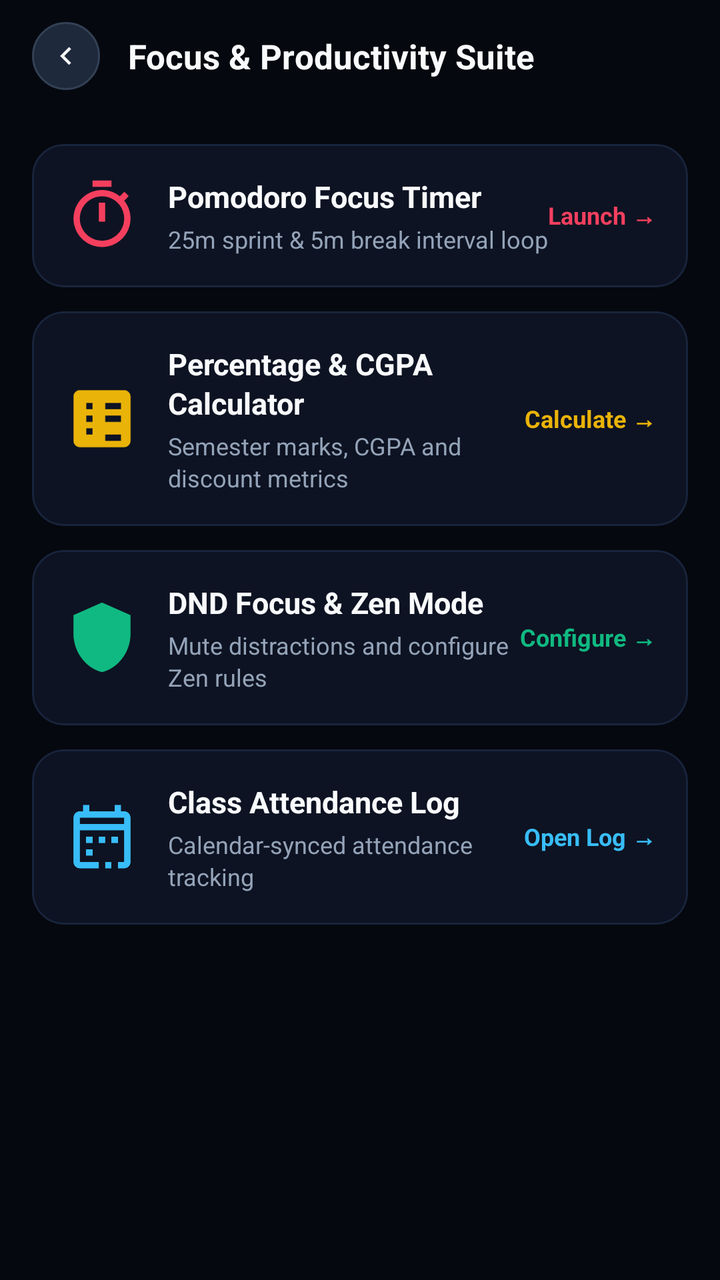
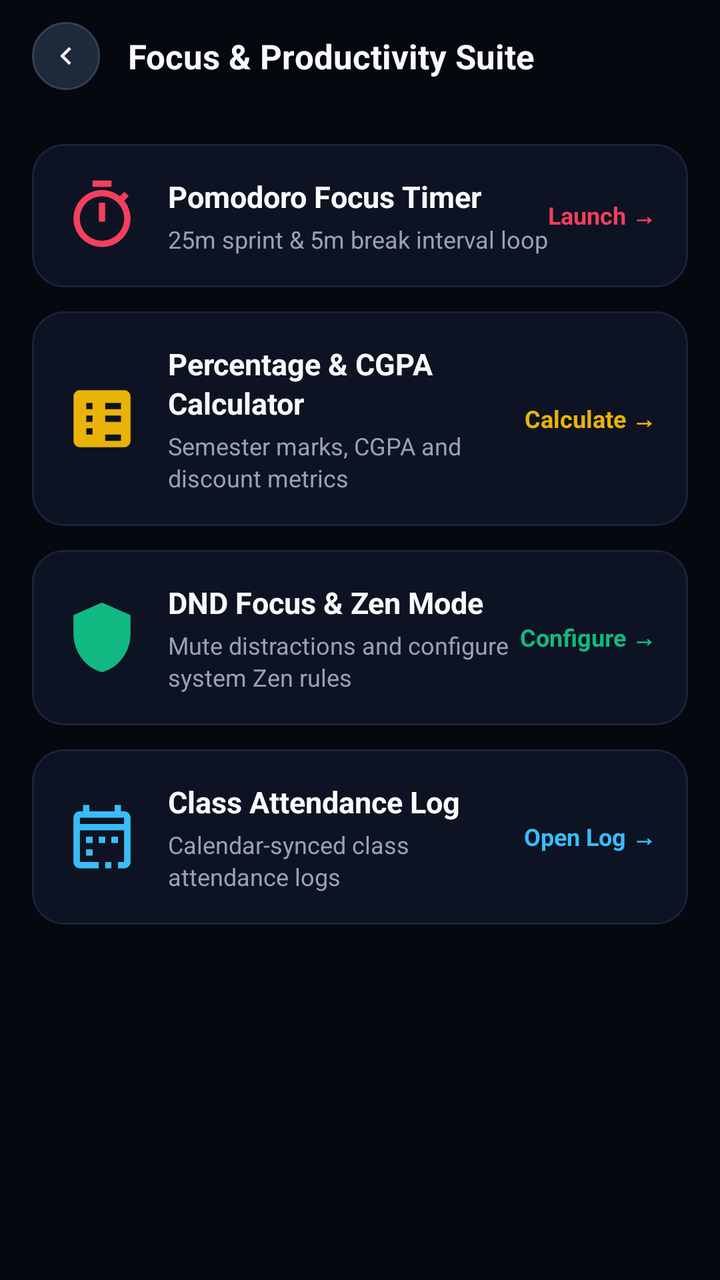

Before-and-after screenshots of an Android layout around one commit, followed by the original layout XML and the change that was made.
<!-- AndroidManifest.xml: activity theme Theme.DuoRhythm -->
<!-- res/layout/activity_focus_suite.xml -->
<?xml version="1.0" encoding="utf-8"?>
<LinearLayout xmlns:android="http://schemas.android.com/apk/res/android"
    xmlns:app="http://schemas.android.com/apk/res-auto"
    android:layout_width="match_parent"
    android:layout_height="match_parent"
    android:background="#06080F"
    android:orientation="vertical">

    <LinearLayout
        android:layout_width="match_parent"
        android:layout_height="56dp"
        android:gravity="center_vertical"
        android:orientation="horizontal"
        android:paddingHorizontal="16dp">

        <ImageView
            android:id="@+id/btnBackFocus"
            android:layout_width="34dp"
            android:layout_height="34dp"
            android:background="@drawable/bg_circle_button_dark"
            android:contentDescription="Back"
            android:padding="8dp"
            android:src="@drawable/ic_chevron_left"
            app:tint="#F8FAFC" />

        <TextView
            android:layout_width="wrap_content"
            android:layout_height="wrap_content"
            android:layout_marginStart="14dp"
            android:text="Focus &amp; Productivity Suite"
            android:textColor="#F8FAFC"
            android:textSize="17sp"
            android:textStyle="bold" />
    </LinearLayout>

    <ScrollView
        android:layout_width="match_parent"
        android:layout_height="0dp"
        android:layout_weight="1"
        android:padding="16dp">

        <LinearLayout
            android:layout_width="match_parent"
            android:layout_height="wrap_content"
            android:orientation="vertical">

            
            <com.google.android.material.card.MaterialCardView
                android:id="@+id/cardPomodoroLaunch"
                android:layout_width="match_parent"
                android:layout_height="wrap_content"
                android:layout_marginBottom="12dp"
                app:cardBackgroundColor="#0D1322"
                app:cardCornerRadius="16dp"
                app:cardElevation="0dp"
                app:strokeColor="#18243C"
                app:strokeWidth="1dp">

                <LinearLayout
                    android:layout_width="match_parent"
                    android:layout_height="wrap_content"
                    android:gravity="center_vertical"
                    android:orientation="horizontal"
                    android:padding="16dp">

                    <ImageView
                        android:layout_width="38dp"
                        android:layout_height="38dp"
                        android:src="@drawable/ic_timer"
                        app:tint="#F43F5E" />

                    <LinearLayout
                        android:layout_width="0dp"
                        android:layout_height="wrap_content"
                        android:layout_marginStart="14dp"
                        android:layout_weight="1"
                        android:orientation="vertical">

                        <TextView
                            android:layout_width="wrap_content"
                            android:layout_height="wrap_content"
                            android:text="Pomodoro Focus Timer"
                            android:textColor="#F8FAFC"
                            android:textSize="15sp"
                            android:textStyle="bold" />

                        <TextView
                            android:layout_width="wrap_content"
                            android:layout_height="wrap_content"
                            android:layout_marginTop="3dp"
                            android:text="25m sprint &amp; 5m break interval loop"
                            android:textColor="#94A3B8"
                            android:textSize="12sp" />
                    </LinearLayout>

                    <TextView
                        android:layout_width="wrap_content"
                        android:layout_height="wrap_content"
                        android:text="Launch →"
                        android:textColor="#F43F5E"
                        android:textSize="12sp"
                        android:textStyle="bold" />
                </LinearLayout>
            </com.google.android.material.card.MaterialCardView>

            
            <com.google.android.material.card.MaterialCardView
                android:id="@+id/cardCalculatorLaunch"
                android:layout_width="match_parent"
                android:layout_height="wrap_content"
                android:layout_marginBottom="12dp"
                app:cardBackgroundColor="#0D1322"
                app:cardCornerRadius="16dp"
                app:cardElevation="0dp"
                app:strokeColor="#18243C"
                app:strokeWidth="1dp">

                <LinearLayout
                    android:layout_width="match_parent"
                    android:layout_height="wrap_content"
                    android:gravity="center_vertical"
                    android:orientation="horizontal"
                    android:padding="16dp">

                    <ImageView
                        android:layout_width="38dp"
                        android:layout_height="38dp"
                        android:src="@drawable/ic_calculator"
                        app:tint="#EAB308" />

                    <LinearLayout
                        android:layout_width="0dp"
                        android:layout_height="wrap_content"
                        android:layout_marginStart="14dp"
                        android:layout_weight="1"
                        android:orientation="vertical">

                        <TextView
                            android:layout_width="wrap_content"
                            android:layout_height="wrap_content"
                            android:text="Percentage &amp; CGPA Calculator"
                            android:textColor="#F8FAFC"
                            android:textSize="15sp"
                            android:textStyle="bold" />

                        <TextView
                            android:layout_width="wrap_content"
                            android:layout_height="wrap_content"
                            android:layout_marginTop="3dp"
                            android:text="Semester marks, CGPA and discount metrics"
                            android:textColor="#94A3B8"
                            android:textSize="12sp" />
                    </LinearLayout>

                    <TextView
                        android:layout_width="wrap_content"
                        android:layout_height="wrap_content"
                        android:text="Calculate →"
                        android:textColor="#EAB308"
                        android:textSize="12sp"
                        android:textStyle="bold" />
                </LinearLayout>
            </com.google.android.material.card.MaterialCardView>

            
            <com.google.android.material.card.MaterialCardView
                android:id="@+id/cardDndLaunch"
                android:layout_width="match_parent"
                android:layout_height="wrap_content"
                android:layout_marginBottom="12dp"
                app:cardBackgroundColor="#0D1322"
                app:cardCornerRadius="16dp"
                app:cardElevation="0dp"
                app:strokeColor="#18243C"
                app:strokeWidth="1dp">

                <LinearLayout
                    android:layout_width="match_parent"
                    android:layout_height="wrap_content"
                    android:gravity="center_vertical"
                    android:orientation="horizontal"
                    android:padding="16dp">

                    <ImageView
                        android:layout_width="38dp"
                        android:layout_height="38dp"
                        android:src="@drawable/ic_shield"
                        app:tint="#10B981" />

                    <LinearLayout
                        android:layout_width="0dp"
                        android:layout_height="wrap_content"
                        android:layout_marginStart="14dp"
                        android:layout_weight="1"
                        android:orientation="vertical">

                        <TextView
                            android:layout_width="wrap_content"
                            android:layout_height="wrap_content"
                            android:text="DND Focus &amp; Zen Mode"
                            android:textColor="#F8FAFC"
                            android:textSize="15sp"
                            android:textStyle="bold" />

                        <TextView
                            android:layout_width="wrap_content"
                            android:layout_height="wrap_content"
                            android:layout_marginTop="3dp"
                            android:text="Mute distractions and configure Zen rules"
                            android:textColor="#94A3B8"
                            android:textSize="12sp" />
                    </LinearLayout>

                    <TextView
                        android:layout_width="wrap_content"
                        android:layout_height="wrap_content"
                        android:text="Configure →"
                        android:textColor="#10B981"
                        android:textSize="12sp"
                        android:textStyle="bold" />
                </LinearLayout>
            </com.google.android.material.card.MaterialCardView>

            
            <com.google.android.material.card.MaterialCardView
                android:id="@+id/cardAttendanceLaunch"
                android:layout_width="match_parent"
                android:layout_height="wrap_content"
                android:layout_marginBottom="12dp"
                app:cardBackgroundColor="#0D1322"
                app:cardCornerRadius="16dp"
                app:cardElevation="0dp"
                app:strokeColor="#18243C"
                app:strokeWidth="1dp">

                <LinearLayout
                    android:layout_width="match_parent"
                    android:layout_height="wrap_content"
                    android:gravity="center_vertical"
                    android:orientation="horizontal"
                    android:padding="16dp">

                    <ImageView
                        android:layout_width="38dp"
                        android:layout_height="38dp"
                        android:src="@drawable/ic_schedule"
                        app:tint="#38BDF8" />

                    <LinearLayout
                        android:layout_width="0dp"
                        android:layout_height="wrap_content"
                        android:layout_marginStart="14dp"
                        android:layout_weight="1"
                        android:orientation="vertical">

                        <TextView
                            android:layout_width="wrap_content"
                            android:layout_height="wrap_content"
                            android:text="Class Attendance Log"
                            android:textColor="#F8FAFC"
                            android:textSize="15sp"
                            android:textStyle="bold" />

                        <TextView
                            android:layout_width="wrap_content"
                            android:layout_height="wrap_content"
                            android:layout_marginTop="3dp"
                            android:text="Calendar-synced attendance tracking"
                            android:textColor="#94A3B8"
                            android:textSize="12sp" />
                    </LinearLayout>

                    <TextView
                        android:layout_width="wrap_content"
                        android:layout_height="wrap_content"
                        android:text="Open Log →"
                        android:textColor="#38BDF8"
                        android:textSize="12sp"
                        android:textStyle="bold" />
                </LinearLayout>
            </com.google.android.material.card.MaterialCardView>
        </LinearLayout>
    </ScrollView>
</LinearLayout>
<!-- resources referenced by this layout -->
<resources>
  <!-- drawable bg_circle_button_dark (drawable) -->
  <?xml version="1.0" encoding="utf-8"?>
  <shape xmlns:android="http://schemas.android.com/apk/res/android"
      android:shape="oval">
      <solid android:color="#1E293B" />
      <stroke
          android:width="1dp"
          android:color="#334155" />
  </shape>
  <!-- drawable ic_calculator (drawable) -->
  <vector xmlns:android="http://schemas.android.com/apk/res/android"
      android:width="24dp"
      android:height="24dp"
      android:viewportWidth="24"
      android:viewportHeight="24">
      <path
          android:fillColor="#000000"
          android:pathData="M19,3H5c-1.1,0 -2,0.9 -2,2v14c0,1.1 0.9,2 2,2h14c1.1,0 2,-0.9 2,-2V5c0,-1.1 -0.9,-2 -2,-2zm-6,4h5v2h-5V7zm0,4h5v2h-5v-2zm-6,0h2v2H7v-2zm0,-4h2v2H7V7zm0,8h2v2H7v-2zm6,2h5v2h-5v-2z"/>
  </vector>
  <!-- drawable ic_chevron_left (drawable) -->
  <vector xmlns:android="http://schemas.android.com/apk/res/android"
      android:width="24dp"
      android:height="24dp"
      android:viewportWidth="24"
      android:viewportHeight="24">
      <path
          android:fillColor="#00E5FF"
          android:pathData="M15.41,7.41L14,6l-6,6 6,6 1.41,-1.41L10.83,12z"/>
  </vector>
  <!-- drawable ic_shield (drawable) -->
  <vector xmlns:android="http://schemas.android.com/apk/res/android"
      android:width="24dp"
      android:height="24dp"
      android:viewportWidth="24"
      android:viewportHeight="24">
      <path
          android:fillColor="#FFFFFFFF"
          android:pathData="M12,1L3,5v6c0,5.55 3.84,10.74 9,12 5.16,-1.26 9,-6.45 9,-12V5l-9,-4z"/>
  </vector>
  <color name="bg_root_obsidian">#06080F</color>
  <color name="surface_card_slate">#0D1322</color>
  <color name="accent_cyan_primary">#00E5FF</color>
  <color name="accent_cyan_glow">#38BDF8</color>
  <style name="CustomBottomSheetDialog" parent="Theme.Design.Light.BottomSheetDialog">
          <item name="bottomSheetStyle">@style/CustomBottomSheetModalStyle</item>
          <item name="android:windowIsFloating">false</item>
          <item name="android:windowBackground">@android:color/transparent</item>
          <item name="android:statusBarColor">@android:color/transparent</item>
      </style>
  <style name="CardElevationRounded" parent="Widget.MaterialComponents.CardView">
          <item name="cardCornerRadius">16dp</item>
          <item name="cardElevation">0dp</item>
          <item name="strokeWidth">1dp</item>
          <item name="strokeColor">@color/border_glass_stroke</item>
          <item name="cardBackgroundColor">@color/surface_card_slate</item>
      </style>
  <style name="DuoRhythmTextView" parent="android:Widget.TextView">
          <item name="android:lineSpacingExtra">2dp</item>
          <item name="android:fontFamily">sans-serif</item>
          <item name="android:includeFontPadding">true</item>
      </style>
  <style name="DuoRhythmEditText" parent="android:Widget.EditText">
          <item name="android:lineSpacingExtra">2dp</item>
          <item name="android:fontFamily">sans-serif</item>
          <item name="android:includeFontPadding">true</item>
          <item name="android:textColor">@color/text_primary</item>
          <item name="android:textColorHint">@color/text_secondary</item>
      </style>
  <style name="CustomBottomSheetModalStyle" parent="Widget.Design.BottomSheet.Modal">
          <item name="android:background">@android:color/transparent</item>
      </style>
  <color name="border_glass_stroke">#18243C</color>
  <color name="text_primary">#F8FAFC</color>
  <color name="text_secondary">#94A3B8</color>
  <!-- unchanged entries left out for length: 3 -->
</resources>

<!-- the commit's change to res/layout/activity_focus_suite.xml (unified diff, before → after) -->
@@ -206,7 +206,7 @@
                             android:layout_width="wrap_content"
                             android:layout_height="wrap_content"
                             android:layout_marginTop="3dp"
-                            android:text="Mute distractions and configure Zen rules"
+                            android:text="Mute distractions and configure system Zen rules"
                             android:textColor="#94A3B8"
                             android:textSize="12sp" />
                     </LinearLayout>
@@ -265,7 +265,7 @@
                             android:layout_width="wrap_content"
                             android:layout_height="wrap_content"
                             android:layout_marginTop="3dp"
-                            android:text="Calendar-synced attendance tracking"
+                            android:text="Calendar-synced class attendance logs"
                             android:textColor="#94A3B8"
                             android:textSize="12sp" />
                     </LinearLayout>
